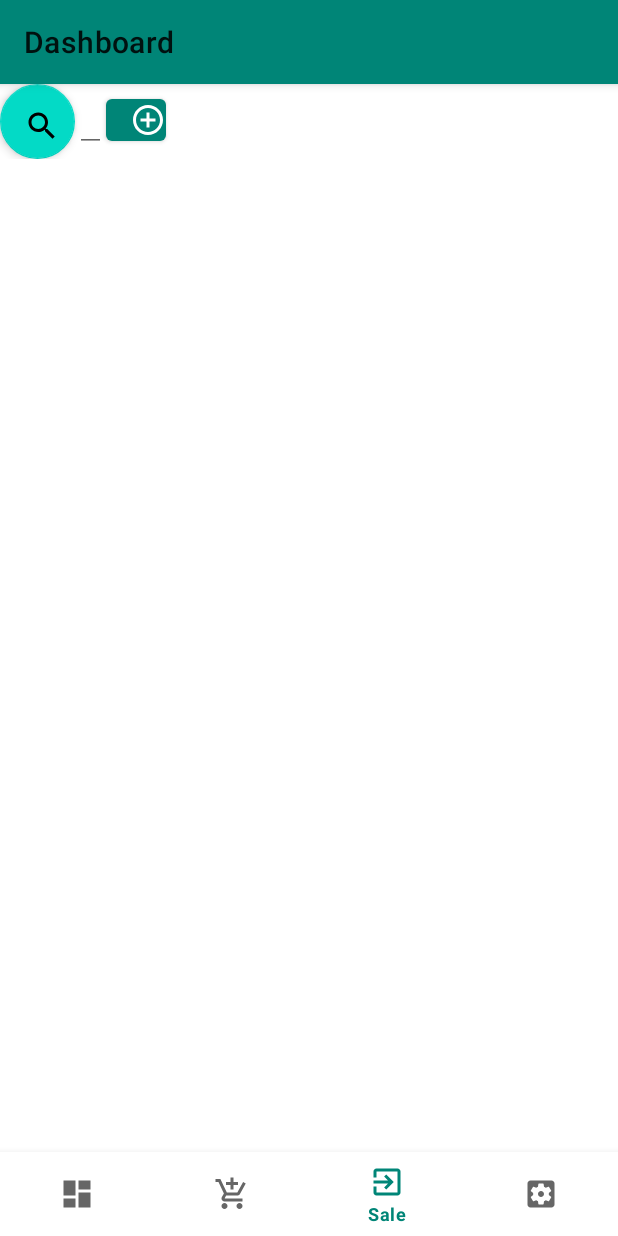
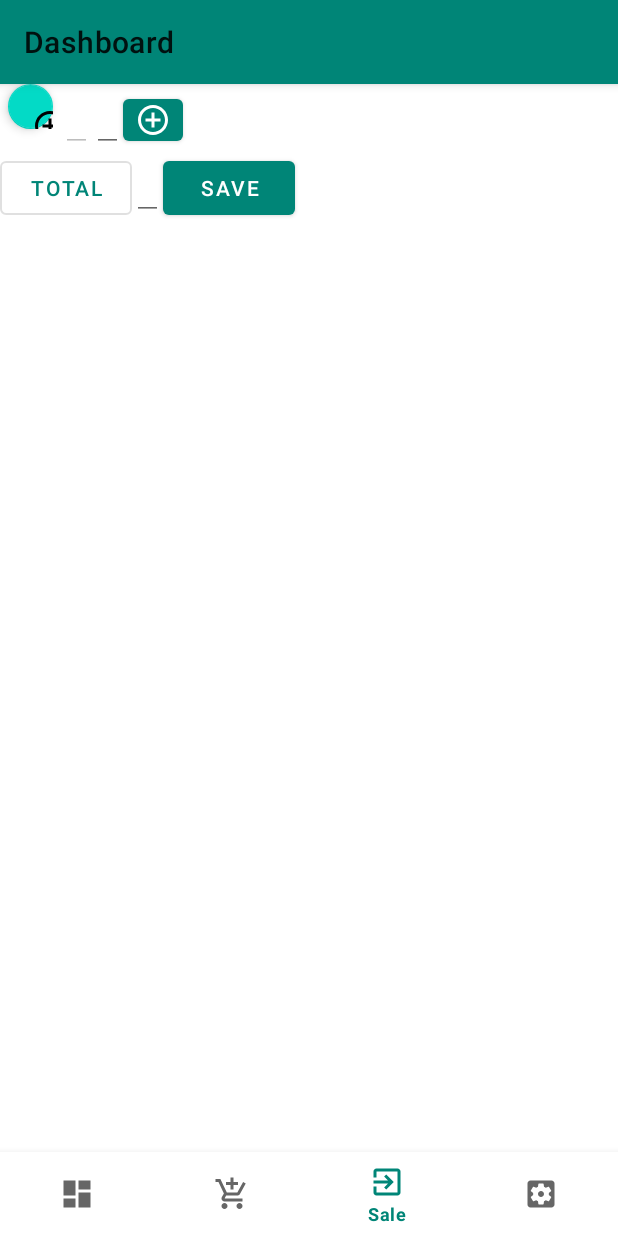
Before and after one commit to monchemin/smallbil, an Android app: the screen it shows after launch (MainActivity), item 3 of the bottom bar chosen, on a phone screen of 412 x 824 dp. Run offline under Robolectric (Android 15) with nearby library versions, the phone set to English and light mode, and no system bars; our stand-ins replace Room's generated code; libraries missing offline, so code that uses them is left out: com.google.zxing.integration.

Commit message:
sale change item quantity

```diff
--- a/app/src/main/java/com/smallbil/ui/SaleFragment.java
+++ b/app/src/main/java/com/smallbil/ui/SaleFragment.java
@@ -7,7 +7,9 @@ import android.view.View;
 import android.view.ViewGroup;
 import android.widget.Toast;
 
+import com.google.android.material.button.MaterialButton;
 import com.google.android.material.floatingactionbutton.FloatingActionButton;
+import com.google.android.material.textfield.TextInputEditText;
 import com.smallbil.R;
 import com.smallbil.adapters.ProductListAdapter;
 import com.smallbil.repository.AppDatabase;
@@ -30,11 +32,22 @@ import androidx.recyclerview.widget.RecyclerView;
  */
 public class SaleFragment extends Fragment implements BarCodeRequest {
     private OnFragmentInteractionListener mListener;
-    private FloatingActionButton floatingActionButton;
     private ProductService service;
-    private RecyclerView recyclerView;
     private ProductListAdapter adapter;
+    private TextInputEditText name, quantity, total;
     private int i = 0;
+    private int position;
+
+    private View.OnClickListener onItemClickListener = new View.OnClickListener() {
+        @Override
+        public void onClick(View view) {
+
+            RecyclerView.ViewHolder viewHolder = (RecyclerView.ViewHolder) view.getTag();
+            position = viewHolder.getAdapterPosition();
+            loadItem();
+            //Toast.makeText(getContext(), "You Clicked: " + position, Toast.LENGTH_SHORT).show();
+        }
+    };
 
     public SaleFragment() {
 
@@ -60,26 +73,44 @@ public class SaleFragment extends Fragment implements BarCodeRequest {
                              Bundle savedInstanceState) {
         View view = inflater.inflate(R.layout.fragment_sale, container, false);
 
-        floatingActionButton = view.findViewById(R.id.sale_floating_button);
+        FloatingActionButton floatingActionButton = view.findViewById(R.id.sale_floating_button);
         floatingActionButton.setOnClickListener(new View.OnClickListener() {
             @Override
             public void onClick(View v) {
-                //mListener.readBarCode();
-                i++;
+                mListener.readBarCode();
+                /*i++;
                 Toast.makeText(getContext(), ""+i, Toast.LENGTH_LONG).show();
                 Product p = new Product();
                 p.code = String.valueOf(i);
                 p.name = "name"+i;
                 p.amount = 1+i;
-                adapter.addProduct(p);
+                adapter.addProduct(p);*/
             }
         });
-
-         recyclerView = view.findViewById(R.id.sale_product_list);
+        name = view.findViewById(R.id.sale_current_name);
+        name.setEnabled(false);
+        quantity = view.findViewById(R.id.sale_current_quantity);
+        MaterialButton mButton = view.findViewById(R.id.sale_change_button);
+        mButton.setOnClickListener(new View.OnClickListener() {
+            @Override
+            public void onClick(View v) {
+                onItemChange();
+            }
+        });
+        total = view.findViewById(R.id.sale_total_amount);
+        MaterialButton totalButton = view.findViewById(R.id.sale_btn_total);
+        totalButton.setOnClickListener(new View.OnClickListener() {
+            @Override
+            public void onClick(View v) {
+                total.setText(String.valueOf(adapter.getItemsAmount()));
+            }
+        });
+        RecyclerView recyclerView = view.findViewById(R.id.sale_product_list);
          adapter = new ProductListAdapter();
-        recyclerView.setAdapter(adapter);
-        recyclerView.setLayoutManager(new LinearLayoutManager(getContext()));
-        return view;
+         recyclerView.setAdapter(adapter);
+         recyclerView.setLayoutManager(new LinearLayoutManager(getContext()));
+         adapter.setOnItemClickListener(onItemClickListener);
+         return view;
     }
 
 
@@ -105,6 +136,20 @@ public class SaleFragment extends Fragment implements BarCodeRequest {
         service = new ProductService(db);
     }
 
+    private void loadItem() {
+
+        Product item = adapter.getItem(position);
+        if(item != null) {
+            name.setText(item.name);
+            quantity.setText(String.valueOf(item.quantity));
+        }
+    }
+
+    private void onItemChange() {
+
+            adapter.updateList(position, quantity.getText().toString());
+    }
+
     @Override
     public void onBarCodeRead(String barCode) {
         Toast.makeText(getContext(), barCode, Toast.LENGTH_LONG).show();
--- a/app/src/main/res/layout/fragment_sale.xml
+++ b/app/src/main/res/layout/fragment_sale.xml
@@ -1,5 +1,5 @@
 <?xml version="1.0" encoding="utf-8"?>
-<FrameLayout xmlns:android="http://schemas.android.com/apk/res/android"
+<androidx.constraintlayout.widget.ConstraintLayout xmlns:android="http://schemas.android.com/apk/res/android"
     xmlns:tools="http://schemas.android.com/tools"
     xmlns:app="http://schemas.android.com/apk/res-auto"
     android:layout_width="match_parent"
@@ -15,20 +15,31 @@
         <androidx.appcompat.widget.LinearLayoutCompat
             android:layout_width="match_parent"
             android:layout_height="wrap_content"
-            android:orientation="horizontal">
+            android:orientation="horizontal"
+            app:layout_constraintLeft_toLeftOf="parent"
+            app:layout_constraintTop_toTopOf="parent">
 
             <com.google.android.material.floatingactionbutton.FloatingActionButton
                 android:id="@+id/sale_floating_button"
-                android:layout_width="50dp"
-                android:layout_height="50dp"
+                android:layout_width="30dp"
+                android:layout_height="30dp"
                 android:layout_gravity="left"
-                android:layout_margin="0dp"
+                android:layout_margin="5dp"
                 app:elevation="4dp"
-                app:srcCompat="@drawable/ic_baseline_search_24px"
                 app:layout_anchorGravity="top|right"
-                tools:ignore="VectorDrawableCompat" />
+                app:srcCompat="@drawable/ic_baseline_control_point_24px"
+                tools:ignore="VectorDrawableCompat"
+                app:iconGravity="textStart"
+                app:iconPadding="0px"
+                app:layout_constraintLeft_toLeftOf="parent"/>
 
-            <androidx.appcompat.widget.AppCompatTextView
+            <androidx.appcompat.widget.LinearLayoutCompat
+                android:layout_width="match_parent"
+                android:layout_height="wrap_content"
+                app:layout_constraintRight_toRightOf="parent">
+
+
+            <com.google.android.material.textfield.TextInputEditText
                 android:id="@+id/sale_current_name"
                 android:layout_width="wrap_content"
                 android:layout_height="wrap_content" />
@@ -39,25 +50,63 @@
                 android:layout_height="wrap_content" />
 
                 <com.google.android.material.button.MaterialButton
+                    android:id="@+id/sale_change_button"
                     android:layout_width="40dp"
                     android:layout_height="40dp"
                     android:layout_alignParentEnd="true"
                     android:layout_alignParentRight="true"
+                    android:gravity="center"
                     app:icon="@drawable/ic_baseline_control_point_24px"
+                    app:iconGravity="textStart"
+                    app:iconPadding="0px"
                     app:layout_constraintRight_toRightOf="parent" />
+            </androidx.appcompat.widget.LinearLayoutCompat>
 
         </androidx.appcompat.widget.LinearLayoutCompat>
-
+        <androidx.appcompat.widget.LinearLayoutCompat
+            android:layout_width="match_parent"
+            android:layout_height="wrap_content">
             <androidx.recyclerview.widget.RecyclerView
                 android:id="@+id/sale_product_list"
                 android:layout_width="match_parent"
-            android:layout_height="match_parent"
+                android:layout_height="wrap_content"
                 app:layoutManager="androidx.recyclerview.widget.LinearLayoutManager"
                 tools:listitem="@layout/recyclerview_product_list_item">
-
             </androidx.recyclerview.widget.RecyclerView>
         </androidx.appcompat.widget.LinearLayoutCompat>
 
 
+        <androidx.appcompat.widget.LinearLayoutCompat
+            android:layout_width="match_parent"
+            android:layout_height="match_parent"
+            android:orientation="horizontal"
+            app:layout_constraintBottom_toBottomOf="parent">
 
-</FrameLayout>
+            <com.google.android.material.button.MaterialButton
+                android:id="@+id/sale_btn_total"
+                android:layout_width="wrap_content"
+                android:layout_height="wrap_content"
+                style="@style/Widget.MaterialComponents.Button.OutlinedButton"
+                android:text="@string/total_amount"
+                android:gravity="center"/>
+
+            <com.google.android.material.textfield.TextInputEditText
+                android:id="@+id/sale_total_amount"
+                android:layout_width="wrap_content"
+                android:layout_height="wrap_content" />
+
+            <com.google.android.material.button.MaterialButton
+                android:id="@+id/sale_btn_save"
+                android:layout_width="wrap_content"
+                android:layout_height="wrap_content"
+                android:text="@string/save"
+                android:gravity="center"
+                app:layout_constraintRight_toRightOf="parent"
+                />
+
+        </androidx.appcompat.widget.LinearLayoutCompat>
+    </androidx.appcompat.widget.LinearLayoutCompat>
+
+
+
+</androidx.constraintlayout.widget.ConstraintLayout>
--- a/app/src/main/res/values/strings.xml
+++ b/app/src/main/res/values/strings.xml
@@ -20,4 +20,6 @@
     <string name="scanner_prompt">Scanning</string>
     <string name="operation_success">Operation Done with success</string>
     <string name="operation_failed">Operation With error</string>
+    <string name="total_amount">Total</string>
+    <string name="save">Save</string>
 </resources>
```
Also changed, not shown: app/src/main/java/com/smallbil/adapters/ProductListAdapter.java (+27 -12 lines). Lines whose indentation alone changed are shown as unchanged.
